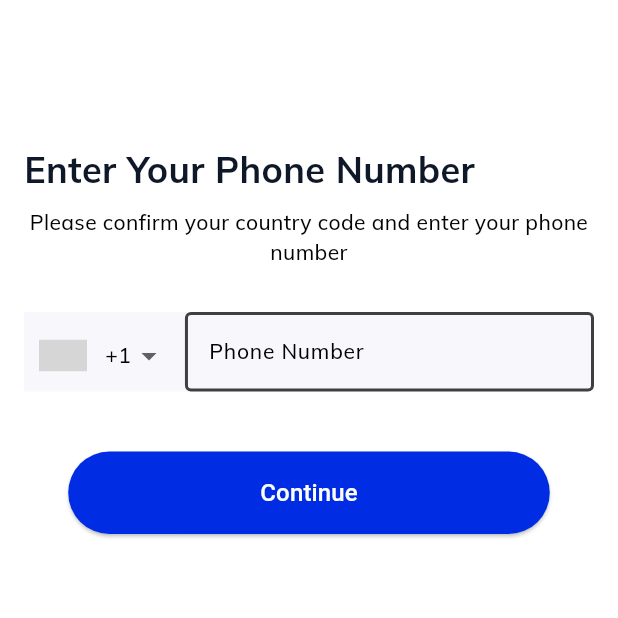
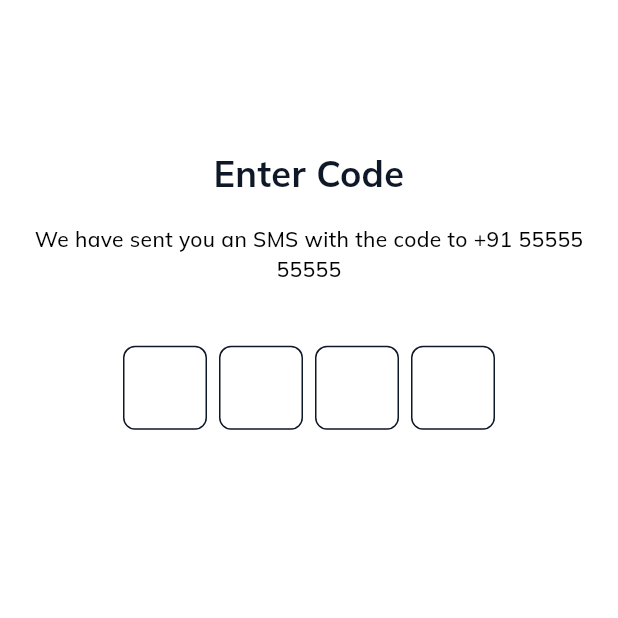
Before and after one commit to ebinpeter/chatapp, a Flutter app: the screen it shows after launch, after a tap on "Continue", on a phone screen of 412 x 824 dp, the top half of it. Run offline on Flutter 3.47's test engine with Material 3 defaults, Android fonts, the phone set to English and light mode, and no system bars; drawn by our look-alikes of intl_phone_number_input, pinput; our stand-ins replace firebase_core, google_fonts; accounts and stored records are empty; grey boxes are pictures that could not be loaded.

```diff
--- /dev/null
+++ b/lib/core/media_query.dart
@@ -0,0 +1,36 @@
+import 'package:flutter/material.dart';
+
+class MediaQueryUtil {
+
+  static double screenWidth(BuildContext context) {
+    return MediaQuery.of(context).size.width;
+  }
+
+  static double screenHeight(BuildContext context) {
+    return MediaQuery.of(context).size.height;
+  }
+
+  static double screenAspectRatio(BuildContext context) {
+    return MediaQuery.of(context).size.aspectRatio;
+  }
+
+  static double widthPercentage(BuildContext context, double percentage) {
+    return screenWidth(context) * percentage / 100;
+  }
+
+  static double heightPercentage(BuildContext context, double percentage) {
+    return screenHeight(context) * percentage / 100;
+  }
+
+  static double devicePixelRatio(BuildContext context) {
+    return MediaQuery.of(context).devicePixelRatio;
+  }
+
+  static bool isPortrait(BuildContext context) {
+    return MediaQuery.of(context).orientation == Orientation.portrait;
+  }
+
+  static bool isLandscape(BuildContext context) {
+    return MediaQuery.of(context).orientation == Orientation.landscape;
+  }
+}
--- a/lib/feature/presentation/screen/otp_page.dart
+++ b/lib/feature/presentation/screen/otp_page.dart
@@ -0,0 +1,132 @@
+import 'package:chattick/feature/presentation/screen/stat_msg_page.dart';
+import 'package:flutter/material.dart';
+import 'package:flutter/services.dart';
+import 'package:pinput/pinput.dart';
+import '../../../core/colors.dart';
+import '../../../core/media_query.dart';
+import '../../../core/textstyle.dart';
+
+class OtpPage extends StatefulWidget {
+  const OtpPage({super.key});
+
+  @override
+  State<OtpPage> createState() => _OtpPageState();
+}
+
+class _OtpPageState extends State<OtpPage> {
+  String _otpCode = '';
+@override
+  void initState() {
+
+  SystemChrome.setSystemUIOverlayStyle(SystemUiOverlayStyle(
+    statusBarColor: Coloure().BackGround, // Set the status bar color
+    statusBarIconBrightness: Brightness.dark, // Light icons for dark background
+  ));
+
+    // TODO: implement initState
+    super.initState();
+  }
+  @override
+  Widget build(BuildContext context) {
+    return Scaffold(
+      backgroundColor: Coloure().BackGround,
+      resizeToAvoidBottomInset: true,
+      body: SafeArea(
+        child: LayoutBuilder(
+          builder: (context, constraints) {
+            bool isPortrait = constraints.maxHeight > constraints.maxWidth;
+            return SingleChildScrollView(
+              child: Padding(
+                padding: EdgeInsets.all(
+                  isPortrait
+                      ? MediaQueryUtil.widthPercentage(context, 4)
+                      : MediaQueryUtil.widthPercentage(context, 2),
+                ),
+                child: Column(
+                  crossAxisAlignment: CrossAxisAlignment.center,
+                  children: [
+                    SizedBox(
+                      height: isPortrait
+                          ? MediaQueryUtil.heightPercentage(context, 10)
+                          : MediaQueryUtil.heightPercentage(context, 5),
+                    ),
+                    Text(
+                      "Enter Code",
+                      style: style().TheBigHead(context),
+                      textAlign: TextAlign.center,
+                    ),
+                    SizedBox(
+                      height: isPortrait
+                          ? MediaQueryUtil.heightPercentage(context, 2)
+                          : MediaQueryUtil.heightPercentage(context, 1),
+                    ),
+                    Text(
+                      "We have sent you an SMS with the code to +91 55555 55555",
+                      style: style().TheSmallHead(context),
+                      textAlign: TextAlign.center,
+                    ),
+                    SizedBox(
+                      height: isPortrait
+                          ? MediaQueryUtil.heightPercentage(context, 5)
+                          : MediaQueryUtil.heightPercentage(context, 3),
+                    ),
+                    _buildOtpInput(),
+                    SizedBox(
+                      height: isPortrait
+                          ? MediaQueryUtil.heightPercentage(context, 5)
+                          : MediaQueryUtil.heightPercentage(context, 3),
+                    ),
+                  ],
+                ),
+              ),
+            );
+          },
+        ),
+      ),
+    );
+  }
+
+  Widget _buildOtpInput() {
+    final defaultPinTheme = PinTheme(
+      width: 56,
+      height: 56,
+      textStyle: style().TheBigHead(context),
+      decoration: BoxDecoration(
+        borderRadius: BorderRadius.circular(8),
+        border: Border.all(
+          color: Coloure().BigHead,
+        ),
+      ),
+    );
+
+    return Center(
+      child: Pinput(
+        length: 4,
+        defaultPinTheme: defaultPinTheme,
+        focusedPinTheme: defaultPinTheme.copyWith(
+          decoration: BoxDecoration(
+            borderRadius: BorderRadius.circular(8),
+            border: Border.all(
+              color: Coloure().BigHead,
+            ),
+          ),
+        ),
+        onChanged: (value) {
+          _otpCode = value;
+        },
+        onCompleted: (pin) {
+          _otpCode = pin;
+          _navigateToNextPage();
+        },
+      ),
+    );
+  }
+
+  void _navigateToNextPage() {
+    Navigator.of(context).pushReplacement(
+      MaterialPageRoute(
+        builder: (context) => StatMsgPage(), // Replace with your target page
+      ),
+    );
+  }
+}
--- a/lib/feature/presentation/screen/stat_msg_page.dart
+++ b/lib/feature/presentation/screen/stat_msg_page.dart
@@ -1,10 +1,11 @@
+import 'package:flutter/material.dart';
 import 'package:chattick/core/colors.dart';
 import 'package:chattick/core/textstyle.dart';
-import 'package:flutter/cupertino.dart';
-import 'package:flutter/material.dart';
+import 'package:flutter/services.dart';
 import 'package:intl_phone_number_input/intl_phone_number_input.dart';
+import '../../../core/media_query.dart';
 import '../widget/elevated_button.dart';
-
+import 'otp_page.dart';
 
 class StatMsgPage extends StatefulWidget {
   const StatMsgPage({super.key});
@@ -15,48 +16,85 @@ class StatMsgPage extends StatefulWidget {
 
 class _StatMsgPageState extends State<StatMsgPage> {
   @override
+  void initState() {
+
+    SystemChrome.setSystemUIOverlayStyle(SystemUiOverlayStyle(
+      statusBarColor: Coloure().BackGround,
+      statusBarIconBrightness: Brightness.dark,
+    ));
+
+    // TODO: implement initState
+    super.initState();
+  }
+  @override
   Widget build(BuildContext context) {
     return Scaffold(
       backgroundColor: Coloure().BackGround,
-      body: Padding(
-        padding: const EdgeInsets.all(16.0),
+      resizeToAvoidBottomInset: true,
+      body: SafeArea(
+        child: LayoutBuilder(
+          builder: (context, constraints) {
+            bool isPortrait = constraints.maxHeight > constraints.maxWidth;
+
+            return SingleChildScrollView(
+              child: Padding(
+                padding: EdgeInsets.all(
+                  isPortrait
+                      ? MediaQueryUtil.widthPercentage(context, 4)
+                      : MediaQueryUtil.widthPercentage(context, 2),
+                ),
                 child: Column(
                   crossAxisAlignment: CrossAxisAlignment.start,
                   children: [
-            const SizedBox(height: 80),
+                    SizedBox(
+                      height: isPortrait
+                          ? MediaQueryUtil.heightPercentage(context, 10)
+                          : MediaQueryUtil.heightPercentage(context, 5),
+                    ),
                     Text(
                       "Enter Your Phone Number",
-              style:style().TheBigHead(context)
+                      style: style().TheBigHead(context),
                     ),
-            const SizedBox(height: 8),
+                    SizedBox(
+                      height: isPortrait
+                          ? MediaQueryUtil.heightPercentage(context, 2)
+                          : MediaQueryUtil.heightPercentage(context, 1),
+                    ),
                     Text(
                       "Please confirm your country code and enter your phone number",
-              style: style().TheSmallHead(context),textAlign: TextAlign.center,
+                      style: style().TheSmallHead(context),
+                      textAlign: TextAlign.center,
                     ),
-            const SizedBox(height: 30),
+                    SizedBox(
+                      height: isPortrait
+                          ? MediaQueryUtil.heightPercentage(context, 5)
+                          : MediaQueryUtil.heightPercentage(context, 3),
+                    ),
                     Theme(
                       data: Theme.of(context).copyWith(
                         dialogBackgroundColor: Colors.red,
                       ),
                       child: Container(
-                color: const Color(0xFFF7F7FC), // Background color for the container
+                        color: Color(0xFFF7F7FC), // Background color for the container
                         child: InternationalPhoneNumberInput(
                           autoFocusSearch: true,
                           onInputChanged: (number) {
-                    // Handle the change
+                            // Handle input change
                           },
                           onInputValidated: (bool value) {
                             print(value);
                           },
                           selectorConfig: const SelectorConfig(
-                    selectorType: PhoneInputSelectorType.DROPDOWN, // Use dropdown to display the country code separately
-                    setSelectorButtonAsPrefixIcon: false, // Avoid prefixing the code in the input field
-                    leadingPadding: 10.0, // Padding between dropdown and input field
-                    trailingSpace: false, // Adds space after the country code selector
+                            selectorType: PhoneInputSelectorType.BOTTOM_SHEET,
+                            useBottomSheetSafeArea: true,
+                            trailingSpace: true,
+                            setSelectorButtonAsPrefixIcon: true,
+                            useEmoji: true,
+                            leadingPadding: 10.0,
                           ),
                           ignoreBlank: false,
                           autoValidateMode: AutovalidateMode.disabled,
-                  selectorTextStyle: style().FeildInput(context), // Custom style for the country code selector
+                          selectorTextStyle: style().FeildInput(context),
                           initialValue: PhoneNumber(isoCode: 'US'), // Replace with your initial value
                           formatInput: true,
                           cursorColor: Coloure().SmalHead,
@@ -66,14 +104,13 @@ class _StatMsgPageState extends State<StatMsgPage> {
                             labelStyle: style().FeildInput(context),
                             enabledBorder: OutlineInputBorder(
                               borderSide: BorderSide(
-                        color: const Color.fromARGB(255, 62, 63, 62),
+                                color: Color.fromARGB(255, 62, 63, 62),
                                 width: 2.0,
                               ),
                               borderRadius: BorderRadius.circular(4.0), // Radius of 4
                             ),
                             focusedBorder: OutlineInputBorder(
                               borderSide: BorderSide(
-                        // color: ().greenColour,
                                 width: 2.0,
                               ),
                               borderRadius: BorderRadius.circular(4.0), // Radius of 4
@@ -81,29 +118,40 @@ class _StatMsgPageState extends State<StatMsgPage> {
                             hintText: 'Phone Number',
                             hintStyle: TextStyle(color: Colors.white.withOpacity(0.6)),
                           ),
-                  keyboardType: const TextInputType.numberWithOptions(
-                    signed: true,
-                    decimal: true,
-                  ),
+                          keyboardType: TextInputType.numberWithOptions(
+                              signed: true, decimal: true),
                           onSaved: (number) {
                             print('On Saved: $number');
                           },
                         ),
                       ),
                     ),
-
-            const SizedBox(height: 40),
-            Center(
+                    SizedBox(
+                      height: isPortrait
+                          ? MediaQueryUtil.heightPercentage(context, 40)
+                          : MediaQueryUtil.heightPercentage(context, 30),
+                    ),
+                    Padding(
+                      padding: EdgeInsets.only(
+                        bottom: MediaQuery.of(context).viewInsets.bottom,
+                      ),
+                      child: Align(
+                        alignment: Alignment.bottomCenter,
                         child: CustomButton(
                           text: "Continue",
                           onPressed: () {
-                  print("Continue Button Pressed");
+                            Navigator.push(context, MaterialPageRoute(builder: (context) => OtpPage()));
                           },
+                        ),
                       ),
                     ),
                   ],
                 ),
               ),
             );
+          },
+        ),
+      ),
+    );
   }
 }
--- a/pubspec.yaml
+++ b/pubspec.yaml
@@ -38,6 +38,8 @@ dependencies:
   firebase_core: ^3.4.0
   google_fonts: ^6.2.1
   intl_phone_number_input: ^0.7.4
+  smart_auth: ^2.0.0
+  pinput: ^5.0.0
 
 
 dev_dependencies:
```
Also changed, not shown: pubspec.lock. Lines whose indentation alone changed are shown as unchanged.
